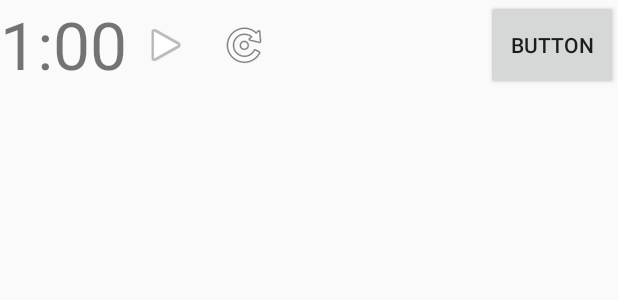
After one commit to awds333/MafiaAssistant, an Android app: the layout state_change_timer_layoute.xml on its own in the app's theme, with its tools: preview values and no code run, on a phone screen of 412 x 824 dp. The commit adds this screen. Shown: the top 300 px of the screen. Run offline under Robolectric (Android 15) with nearby library versions, the phone set to English and light mode, and no system bars.

Commit message:
TimerViewModel is ready

```diff
--- a/app/src/main/AndroidManifest.xml
+++ b/app/src/main/AndroidManifest.xml
@@ -3,6 +3,7 @@
     package="com.fedchenko.mafiaassistant">
 
     <application
+        android:name=".App"
         android:allowBackup="true"
         android:icon="@mipmap/ic_launcher"
         android:label="@string/app_name"
--- a/app/src/main/java/com/fedchenko/mafiaassistant/ui/view/activity/MainActivity.kt
+++ b/app/src/main/java/com/fedchenko/mafiaassistant/ui/view/activity/MainActivity.kt
@@ -3,11 +3,15 @@ package com.fedchenko.mafiaassistant.ui.view.activity
 import android.os.Bundle
 import androidx.appcompat.app.AppCompatActivity
 import com.fedchenko.mafiaassistant.R
+import com.fedchenko.mafiaassistant.ui.view.fragment.StateChangeTimerFragment
 
 class MainActivity : AppCompatActivity() {
 
     override fun onCreate(savedInstanceState: Bundle?) {
         super.onCreate(savedInstanceState)
         setContentView(R.layout.activity_main)
+        val transition = supportFragmentManager.beginTransaction()
+        transition.add(R.id.bottomContainerFrameLayout,StateChangeTimerFragment())
+        transition.commit()
     }
 }
--- a/app/src/main/res/layout/activity_main.xml
+++ b/app/src/main/res/layout/activity_main.xml
@@ -49,6 +49,7 @@
         </androidx.coordinatorlayout.widget.CoordinatorLayout>
 
         <FrameLayout
+            android:id="@+id/bottomContainerFrameLayout"
             android:layout_width="match_parent"
             android:layout_height="60dp"
             android:theme="@style/AppTheme.AppBarOverlay"/>
--- /dev/null
+++ b/app/src/main/res/layout/state_change_timer_layoute.xml
@@ -0,0 +1,55 @@
+<?xml version="1.0" encoding="utf-8"?>
+<layout xmlns:app="http://schemas.android.com/apk/res-auto"
+    xmlns:tools="http://schemas.android.com/tools"
+    xmlns:android="http://schemas.android.com/apk/res/android">
+
+    <data>
+        <variable
+            name="timerViewModel"
+            type="com.fedchenko.mafiaassistant.ui.viewmodel.TimerViewModel" />
+    </data>
+
+    <LinearLayout
+        android:layout_width="match_parent"
+        android:layout_height="60dp"
+        android:orientation="horizontal">
+
+        <TextView
+            android:id="@+id/timerTextView"
+            android:layout_width="wrap_content"
+            android:layout_height="wrap_content"
+            android:text="@{timerViewModel.timerSeconds.toString()}"
+            android:textSize="44sp"
+            tools:text="1:00" />
+
+        <ImageView
+            android:id="@+id/pauseContinueTimerImageView"
+            android:layout_width="wrap_content"
+            android:layout_height="match_parent"
+            android:padding="10dp"
+            android:clickable="true"
+            android:onClick="@{()-> timerViewModel.running ? timerViewModel.pause() : timerViewModel.start()}"
+            android:src="@{timerViewModel.running ? @android:drawable/ic_media_pause : @android:drawable/ic_media_play}"
+            tools:srcCompat="@android:drawable/ic_media_play" />
+
+        <ImageView
+            android:id="@+id/startTimerImageView"
+            android:layout_width="wrap_content"
+            android:layout_height="match_parent"
+            android:padding="10dp"
+            android:clickable="true"
+            android:onClick="@{()-> timerViewModel.reset()}"
+            app:srcCompat="@android:drawable/ic_menu_rotate" />
+
+        <Space
+            android:layout_width="wrap_content"
+            android:layout_height="match_parent"
+            android:layout_weight="1" />
+
+        <Button
+            android:id="@+id/endActionButton"
+            android:layout_width="wrap_content"
+            android:layout_height="match_parent"
+            android:text="Button" />
+    </LinearLayout>
+</layout>
```
Also changed, not shown: app/src/main/java/com/fedchenko/mafiaassistant/App.kt (added, +14 -0 lines), app/src/main/java/com/fedchenko/mafiaassistant/di/KoinModules.kt (added, +10 -0 lines), app/src/main/java/com/fedchenko/mafiaassistant/ui/view/fragment/StateChangeTimerFragment.kt (added, +33 -0 lines), app/src/main/java/com/fedchenko/mafiaassistant/ui/viewmodel/AddPlayersViewModel.kt (deleted, +0 -7 lines), app/src/main/java/com/fedchenko/mafiaassistant/ui/viewmodel/TimerViewModel.kt (added, +81 -0 lines).
